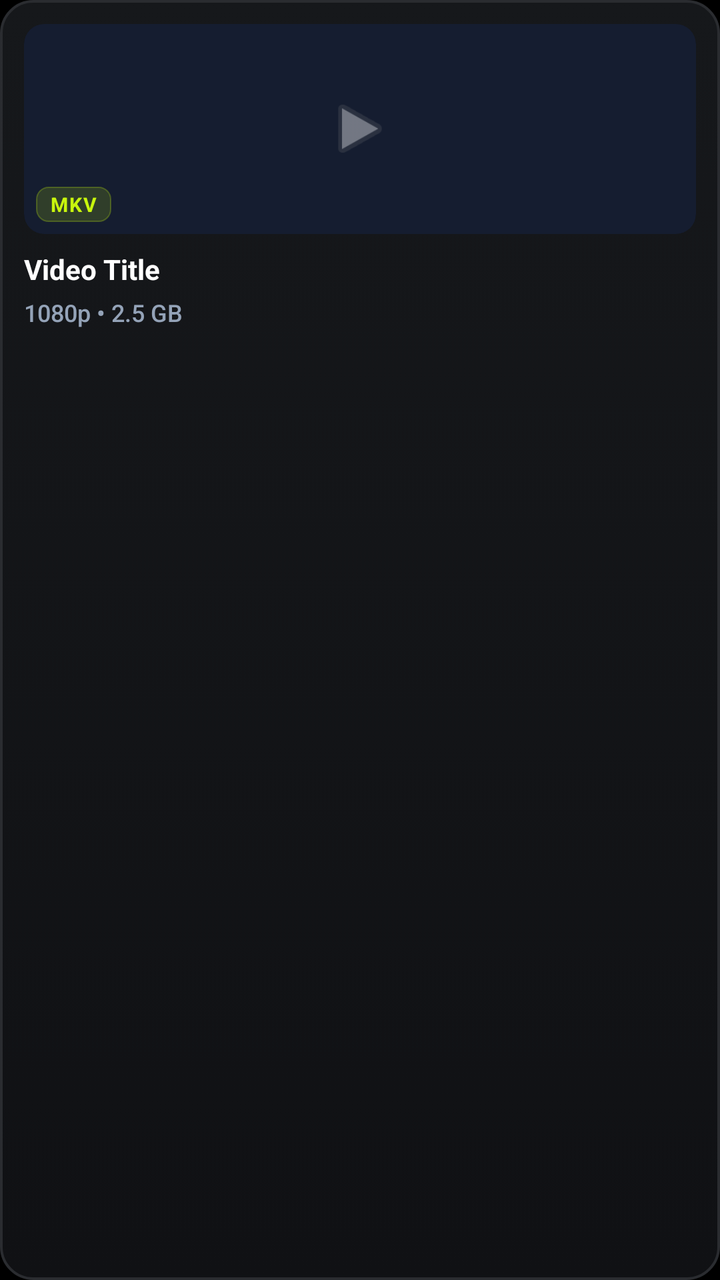
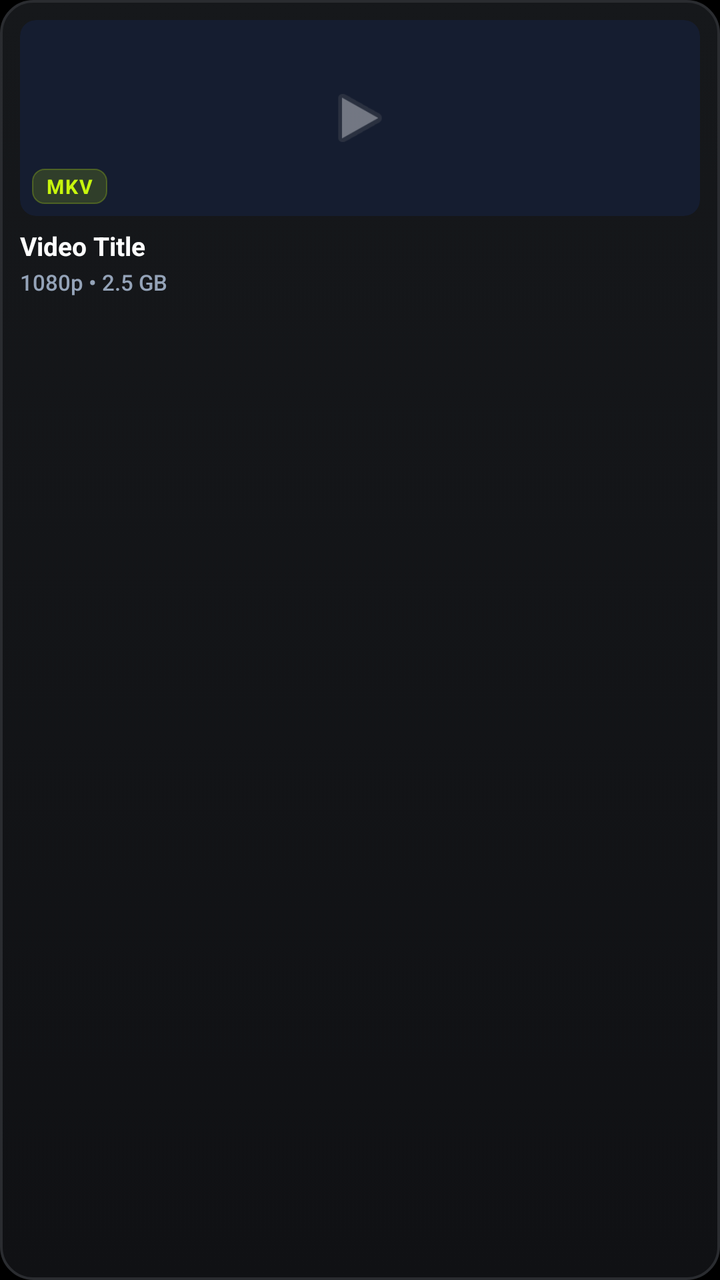

Compare the two renders of this Android layout. The source of the first and the diff that turns it into the second are given below.
<!-- AndroidManifest.xml: application theme Theme.PocketStreamTV -->
<!-- res/layout/item_tv_media.xml -->
<?xml version="1.0" encoding="utf-8"?>
<LinearLayout
    xmlns:android="http://schemas.android.com/apk/res/android"
    xmlns:app="http://schemas.android.com/apk/res-auto"
    android:id="@+id/cardContainer"
    android:layout_width="240dp"
    android:layout_height="186dp"
    android:layout_marginEnd="18dp"
    android:layout_marginVertical="8dp"
    android:focusable="true"
    android:clickable="true"
    android:nextFocusUp="@+id/btnRefreshLibrary"
    android:background="@drawable/bg_tv_glass_card_selector"
    android:stateListAnimator="@animator/tv_focus_scale"
    android:orientation="vertical"
    android:padding="12dp">

    
    <androidx.cardview.widget.CardView
        android:layout_width="match_parent"
        android:layout_height="105dp"
        app:cardCornerRadius="10dp"
        app:cardElevation="0dp"
        app:cardBackgroundColor="#151D30"
        android:layout_marginBottom="8dp">

        <FrameLayout
            android:layout_width="match_parent"
            android:layout_height="match_parent">

            <ImageView
                android:id="@+id/ivTvMediaThumbnail"
                android:layout_width="match_parent"
                android:layout_height="match_parent"
                android:scaleType="centerCrop" />

            <ImageView
                android:id="@+id/ivTvMediaPlaceholder"
                android:layout_width="36dp"
                android:layout_height="36dp"
                android:layout_gravity="center"
                android:src="@android:drawable/ic_media_play"
                app:tint="@color/tv_accent_cyan"
                android:alpha="0.4" />

            <TextView
                android:id="@+id/tvTvMediaBadge"
                android:layout_width="wrap_content"
                android:layout_height="wrap_content"
                android:layout_gravity="bottom|start"
                android:layout_margin="6dp"
                android:background="@drawable/bg_tv_glass_chip"
                android:paddingHorizontal="7dp"
                android:paddingVertical="2dp"
                android:text="MKV"
                android:textColor="@color/tv_accent_cyan"
                android:textSize="10sp"
                android:textStyle="bold"
                android:letterSpacing="0.06" />

        </FrameLayout>

    </androidx.cardview.widget.CardView>

    
    <TextView
        android:id="@+id/tvTvMediaTitle"
        android:layout_width="match_parent"
        android:layout_height="wrap_content"
        android:text="Video Title"
        android:textColor="@color/tv_text_primary"
        android:textSize="14sp"
        android:textStyle="bold"
        android:maxLines="1"
        android:ellipsize="end"
        android:layout_marginBottom="4dp" />

    
    <TextView
        android:id="@+id/tvTvMediaSubtitle"
        android:layout_width="match_parent"
        android:layout_height="wrap_content"
        android:text="1080p • 2.5 GB"
        android:textColor="@color/tv_text_secondary"
        android:textSize="12sp"
        android:fontFamily="sans-serif-medium" />

</LinearLayout>
<!-- resources referenced by this layout -->
<resources>
  <color name="tv_accent_cyan">#C8F60D</color>
  <color name="tv_text_primary">#FFFFFF</color>
  <color name="tv_text_secondary">#94A3B8</color>
  <!-- drawable bg_tv_glass_card_selector (drawable) -->
  <?xml version="1.0" encoding="utf-8"?>
  <selector xmlns:android="http://schemas.android.com/apk/res/android">
      <item android:state_focused="true">
          <shape android:shape="rectangle">
              <corners android:radius="16dp" />
              <gradient
                  android:type="linear"
                  android:angle="270"
                  android:startColor="@color/glass_card_focused_top"
                  android:endColor="@color/glass_card_focused_bottom" />
              <stroke
                  android:width="2.5dp"
                  android:color="@color/glass_stroke_focused" />
          </shape>
      </item>
      <item>
          <shape android:shape="rectangle">
              <corners android:radius="16dp" />
              <gradient
                  android:type="linear"
                  android:angle="270"
                  android:startColor="@color/glass_card_bg_top"
                  android:endColor="@color/glass_card_bg_bottom" />
              <stroke
                  android:width="1.2dp"
                  android:color="@color/glass_stroke_unfocused" />
          </shape>
      </item>
  </selector>
  <!-- drawable bg_tv_glass_chip (drawable) -->
  <?xml version="1.0" encoding="utf-8"?>
  <shape xmlns:android="http://schemas.android.com/apk/res/android"
      android:shape="rectangle">
      <corners android:radius="6dp" />
      <solid android:color="@color/glass_chip_bg" />
      <stroke
          android:width="0.8dp"
          android:color="#40C8F60D" />
  </shape>
  <style name="Theme.PocketStreamTV" parent="Theme.AppCompat.NoActionBar">
          <item name="colorPrimary">@color/tv_accent_purple</item>
          <item name="colorPrimaryVariant">@color/tv_accent_purple</item>
          <item name="colorSecondary">@color/tv_accent_cyan</item>
          <item name="android:windowBackground">@color/bg_tv</item>
      </style>
  <color name="glass_card_focused_top">#22252A</color>
  <color name="glass_card_focused_bottom">#17191C</color>
  <color name="glass_stroke_focused">#C8F60D</color>
  <color name="glass_card_bg_top">#16181B</color>
  <color name="glass_card_bg_bottom">#101114</color>
  <color name="glass_stroke_unfocused">#2A2C30</color>
  <color name="glass_chip_bg">#26C8F60D</color>
  <color name="tv_accent_purple">#C8F60D</color>
  <color name="bg_tv">#000000</color>
</resources>

<!-- the commit's change to res/layout/item_tv_media.xml (unified diff, before → after) -->
@@ -3,26 +3,26 @@
     xmlns:android="http://schemas.android.com/apk/res/android"
     xmlns:app="http://schemas.android.com/apk/res-auto"
     android:id="@+id/cardContainer"
-    android:layout_width="240dp"
-    android:layout_height="186dp"
-    android:layout_marginEnd="18dp"
-    android:layout_marginVertical="8dp"
+    android:layout_width="match_parent"
+    android:layout_height="wrap_content"
+    android:layout_marginHorizontal="6dp"
+    android:layout_marginVertical="6dp"
     android:focusable="true"
     android:clickable="true"
     android:nextFocusUp="@+id/btnRefreshLibrary"
     android:background="@drawable/bg_tv_glass_card_selector"
     android:stateListAnimator="@animator/tv_focus_scale"
     android:orientation="vertical"
-    android:padding="12dp">
+    android:padding="10dp">
 
     
     <androidx.cardview.widget.CardView
         android:layout_width="match_parent"
-        android:layout_height="105dp"
-        app:cardCornerRadius="10dp"
+        android:layout_height="98dp"
+        app:cardCornerRadius="8dp"
         app:cardElevation="0dp"
         app:cardBackgroundColor="#151D30"
-        android:layout_marginBottom="8dp">
+        android:layout_marginBottom="6dp">
 
         <FrameLayout
             android:layout_width="match_parent"
@@ -69,11 +69,11 @@
         android:layout_height="wrap_content"
         android:text="Video Title"
         android:textColor="@color/tv_text_primary"
-        android:textSize="14sp"
+        android:textSize="13sp"
         android:textStyle="bold"
         android:maxLines="1"
         android:ellipsize="end"
-        android:layout_marginBottom="4dp" />
+        android:layout_marginBottom="2dp" />
 
     
     <TextView
@@ -82,7 +82,7 @@
         android:layout_height="wrap_content"
         android:text="1080p • 2.5 GB"
         android:textColor="@color/tv_text_secondary"
-        android:textSize="12sp"
+        android:textSize="11sp"
         android:fontFamily="sans-serif-medium" />
 
 </LinearLayout>
